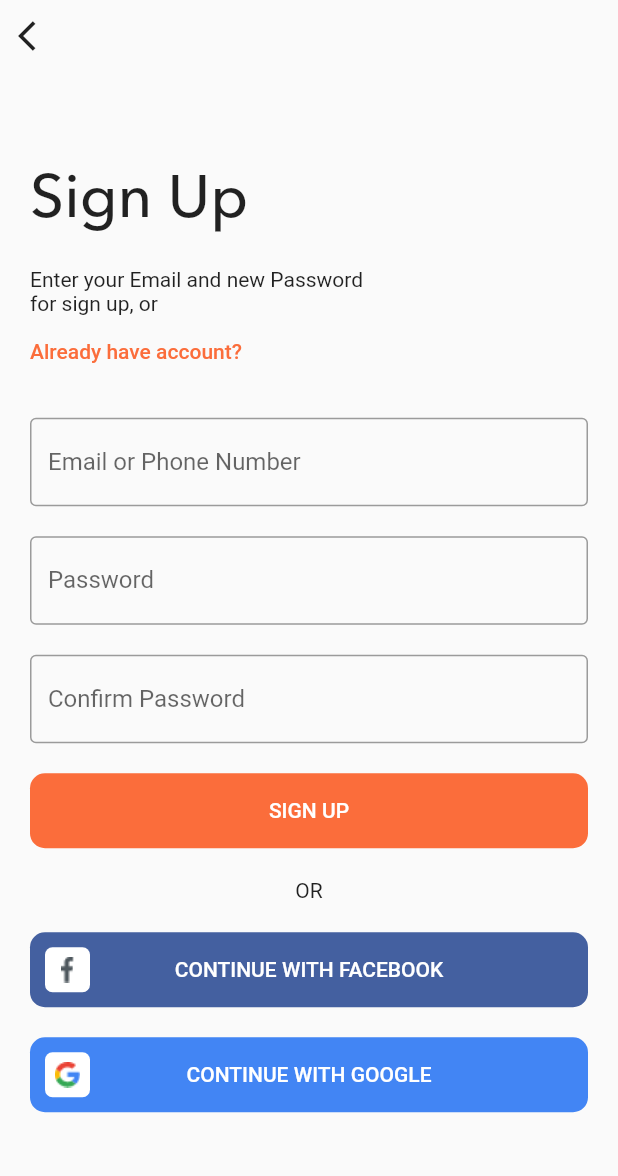
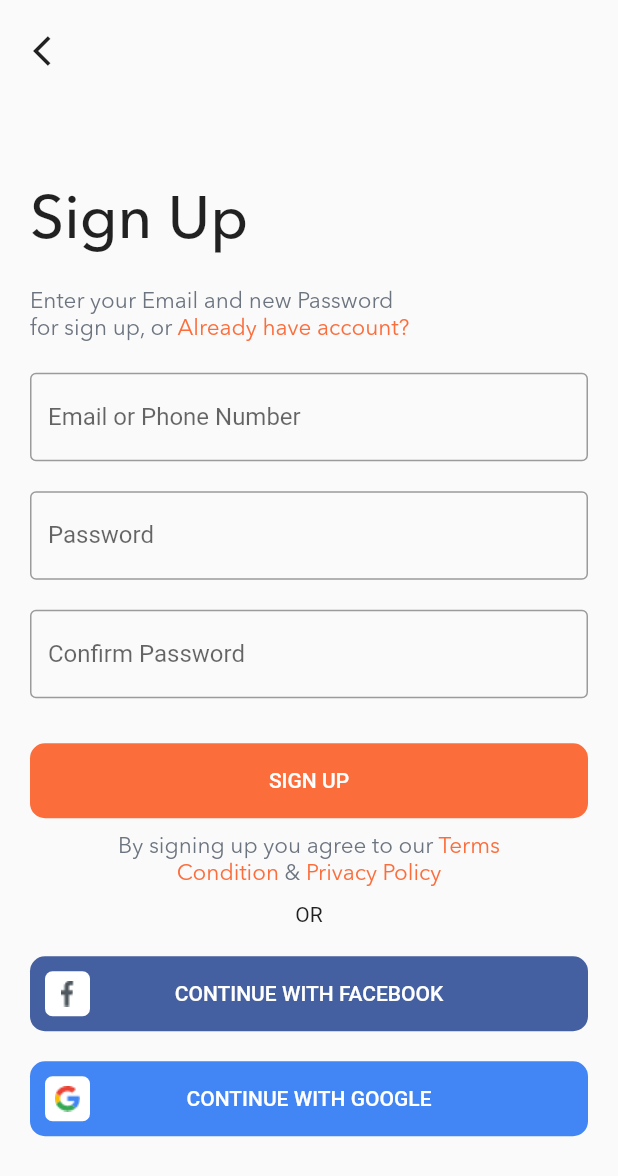
Before and after one commit to nphattai/foodude, a Flutter app: the SignUpPage screen opened by its route, on a phone screen of 412 x 824 dp. Shown: the top 1176 px of the screen. Run offline on Flutter 3.47's test engine with Material 2 defaults, Android fonts, the phone set to English and light mode, and no system bars; network calls fail.

Commit message:
improve ui, add header profile

```diff
--- a/lib/pages/main.dart
+++ b/lib/pages/main.dart
@@ -32,6 +32,7 @@ class _MainPageState extends State<MainPage> {
 
   Widget getBottomNavigationBar() {
     return Container(
+      margin: const EdgeInsets.only(bottom: 15),
       height: 70,
       decoration: BoxDecoration(
         border: Border(
--- a/lib/pages/sign_up.dart
+++ b/lib/pages/sign_up.dart
@@ -1,3 +1,4 @@
+import 'package:flutter/gestures.dart';
 import 'package:flutter/material.dart';
 import 'package:foodude/themes/app_colors.dart';
 import 'package:foodude/themes/styles_text.dart';
@@ -35,20 +36,23 @@ class _SignUpPageState extends State<SignUpPage> {
                         SizedBox(
                           height: 20,
                         ),
-                        Row(
-                          children: [
-                            Text(
-                              "Enter your Email and new Password\nfor sign up, or",
-                            ),
-                          ],
-                        ),
-                        FlatButton(
-                          padding: const EdgeInsets.all(0),
-                          onPressed: goSignIn,
-                          child: Text(
-                            'Already have account?',
-                            style: TextStyle(color: AppColors.primary),
-                          ),
+                        RichText(
+                          text: TextSpan(
+                              text:
+                                  "Enter your Email and new Password\nfor sign up, or ",
+                              style: AppTextStyles.body,
+                              children: [
+                                TextSpan(
+                                  style: AppTextStyles.body.merge(
+                                    TextStyle(
+                                      color: AppColors.primary,
+                                    ),
+                                  ),
+                                  text: 'Already have account?',
+                                  recognizer: TapGestureRecognizer()
+                                    ..onTap = goSignIn,
+                                )
+                              ]),
                         ),
                         SizedBox(
                           height: 20,
@@ -78,12 +82,48 @@ class _SignUpPageState extends State<SignUpPage> {
                         Row(
                           mainAxisAlignment: MainAxisAlignment.center,
                           children: [
-                            Text('OR'),
+                            RichText(
+                              textAlign: TextAlign.center,
+                              text: TextSpan(
+                                  text: "By signing up you agree to our ",
+                                  style: AppTextStyles.body,
+                                  children: [
+                                    TextSpan(
+                                      style: AppTextStyles.body.merge(
+                                        TextStyle(
+                                          color: AppColors.primary,
+                                        ),
+                                      ),
+                                      text: 'Terms\nCondition',
+                                      recognizer: TapGestureRecognizer()
+                                        ..onTap = onPressCondition,
+                                    ),
+                                    TextSpan(
+                                      style: AppTextStyles.body,
+                                      text: ' & ',
+                                    ),
+                                    TextSpan(
+                                      style: AppTextStyles.body.merge(
+                                        TextStyle(
+                                          color: AppColors.primary,
+                                        ),
+                                      ),
+                                      text: 'Privacy Policy',
+                                      recognizer: TapGestureRecognizer()
+                                        ..onTap = onPressPolicy,
+                                    )
+                                  ]),
+                            ),
                           ],
-                          crossAxisAlignment: CrossAxisAlignment.center,
                         ),
-                        SizedBox(
-                          height: 20,
+                        Row(
+                          children: [
+                            Container(
+                              padding: const EdgeInsets.all(10),
+                              child: Text('OR'),
+                            ),
+                          ],
+                          mainAxisAlignment: MainAxisAlignment.center,
                         ),
                         ButtonSubmit(
                           title: 'CONTINUE WITH FACEBOOK',
@@ -117,6 +157,14 @@ class _SignUpPageState extends State<SignUpPage> {
 
   void goSignIn() => Navigator.pop(context);
 
+  void onPressCondition() {
+    print('onPressCondition');
+  }
+
+  void onPressPolicy() {
+    print('onPressPolicy');
+  }
+
   void signUp() {}
 
   void loginWithFaceBook() {}
--- a/lib/themes/styles_text.dart
+++ b/lib/themes/styles_text.dart
@@ -8,15 +8,24 @@ class AppFontFamily {
 
 class AppTextStyles {
   static const largeTitle = TextStyle(
-      fontFamily: AppFontFamily.AvenirNextPro,
-      fontSize: 40,
-      fontWeight: FontWeight.w500);
+    fontFamily: AppFontFamily.AvenirNextPro,
+    fontSize: 40,
+    fontWeight: FontWeight.w500,
+  );
 
-  static const title_1 =
-      TextStyle(fontFamily: AppFontFamily.AvenirNextPro, fontSize: 27);
+  static const title_1 = TextStyle(
+    fontFamily: AppFontFamily.AvenirNextPro,
+    fontSize: 27,
+  );
 
   static const title_2 = TextStyle(
     fontFamily: AppFontFamily.AvenirNextPro,
     fontSize: 20,
   );
+
+  static const body = TextStyle(
+    fontFamily: AppFontFamily.AvenirNextPro,
+    fontSize: 15,
+    color: Color(0xff6C747F),
+  );
 }
--- a/lib/widgets/buttons/button_submit.dart
+++ b/lib/widgets/buttons/button_submit.dart
@@ -23,7 +23,7 @@ class ButtonSubmit extends StatelessWidget {
       child: Container(
         height: 50,
         padding: const EdgeInsets.all(10),
-        margin: const EdgeInsets.only(bottom: 20),
+        margin: const EdgeInsets.only(bottom: 10, top: 10),
         decoration: BoxDecoration(
             color: background != null ? background : AppColors.primary,
             borderRadius: BorderRadius.all(Radius.circular(10))),
--- a/lib/widgets/headers/header_back.dart
+++ b/lib/widgets/headers/header_back.dart
@@ -8,7 +8,11 @@ class HeaderBack extends StatelessWidget {
 
   @override
   build(BuildContext context) {
-    return Row(mainAxisAlignment: MainAxisAlignment.spaceBetween, children: [
+    return Container(
+        padding: const EdgeInsets.all(10),
+        child: Row(
+          mainAxisAlignment: MainAxisAlignment.spaceBetween,
+          children: [
             IconButton(
               icon: Icon(Icons.arrow_back_ios),
               onPressed: () => Navigator.pop(context),
@@ -22,6 +26,7 @@ class HeaderBack extends StatelessWidget {
                     icon: Icon(null),
                     onPressed: () {},
                   )
-    ]);
+          ],
+        ));
   }
 }
```
Also changed, not shown: lib/pages/profile.dart (+62 -1 lines), lib/pages/sign_in.dart (+26 -20 lines), assets/images/noti.png (added). Lines whose indentation alone changed are shown as unchanged.
